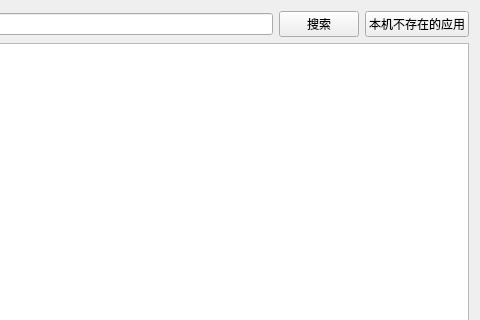
Above: widget.ui from alantop0720/alantop_tool_qt before the change; both pictures show x 544 to 1024 and y 0 to 320 of the 1024 by 768 pixel window. Below: the same form after it.
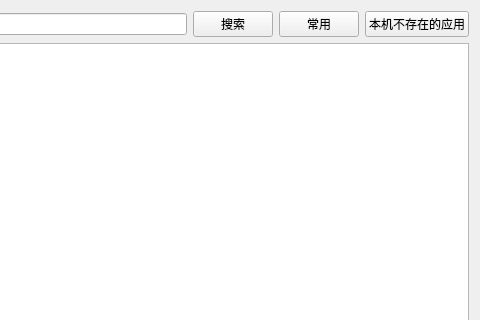
That is the form after the change.

Commit message: 增加最常用程序功能

The edit to the form file:
```diff
--- a/widget.ui
+++ b/widget.ui
@@ -35,6 +35,13 @@
        </property>
       </widget>
      </item>
+     <item>
+      <widget class="QPushButton" name="pushButton_usual">
+       <property name="text">
+        <string>常用</string>
+       </property>
+      </widget>
+     </item>
      <item>
       <widget class="QPushButton" name="pushButton_notexist">
        <property name="text">
```
The commit also changes 2 other files.
